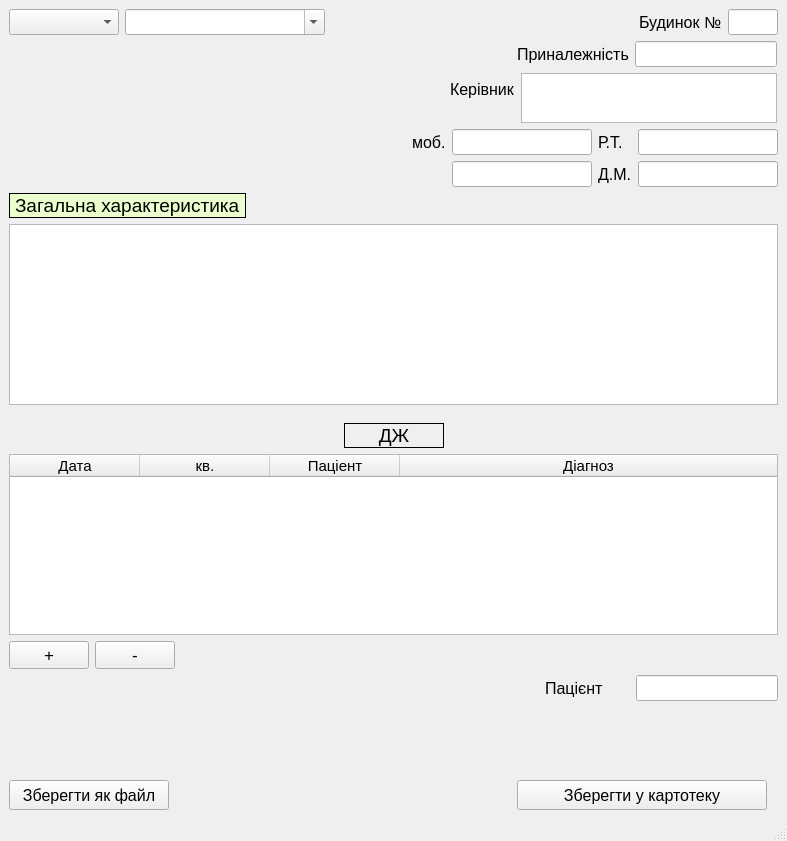
Qt form case_record.ui (LiquorProg/katalog) before a commit.
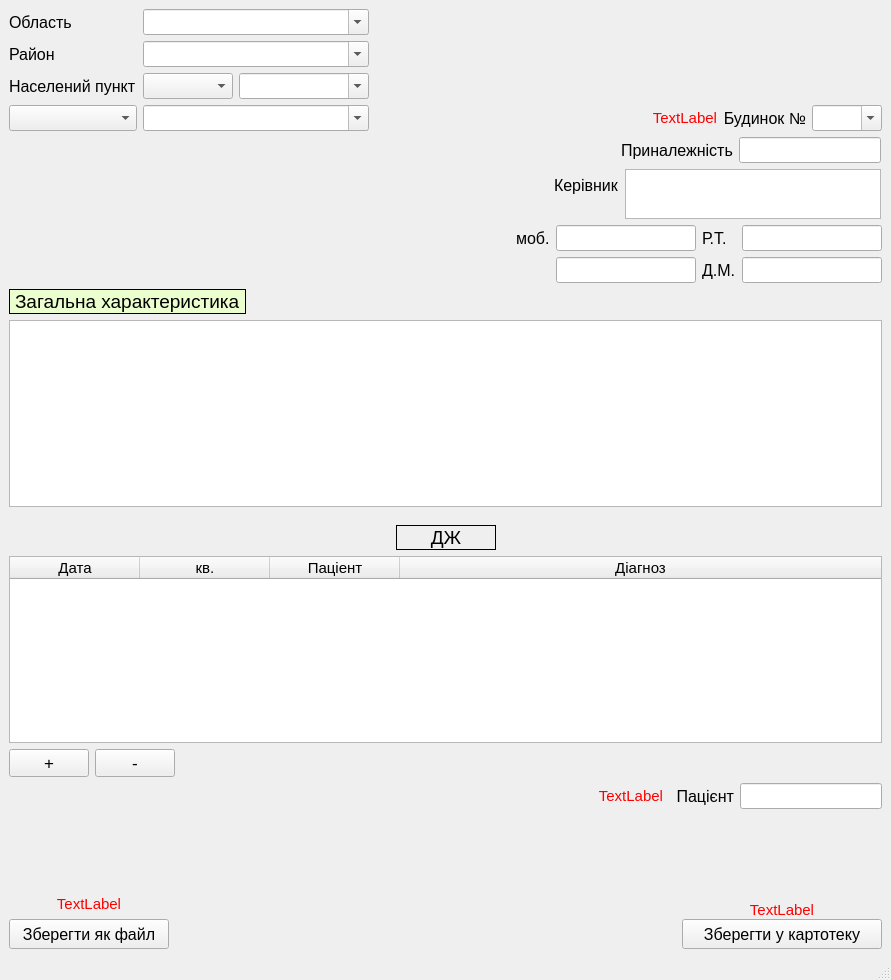
The same form after that commit.

```diff
--- a/case_record.ui
+++ b/case_record.ui
@@ -6,8 +6,8 @@
    <rect>
     <x>0</x>
     <y>0</y>
-    <width>787</width>
-    <height>841</height>
+    <width>891</width>
+    <height>980</height>
    </rect>
   </property>
   <property name="windowTitle">
@@ -16,14 +16,14 @@
   <widget class="QWidget" name="centralwidget">
    <layout class="QGridLayout" name="gridLayout_2">
     <item row="7" column="0">
-     <layout class="QFormLayout" name="formLayout_5">
-      <property name="horizontalSpacing">
-       <number>6</number>
-      </property>
+     <layout class="QGridLayout" name="gridLayout_9">
       <property name="topMargin">
        <number>9</number>
       </property>
-      <item row="1" column="0">
+      <property name="horizontalSpacing">
+       <number>6</number>
+      </property>
+      <item row="2" column="0">
        <widget class="QPushButton" name="save_to_fileButton">
         <property name="minimumSize">
          <size>
@@ -54,6 +54,37 @@
         </property>
        </spacer>
       </item>
+      <item row="1" column="0">
+       <widget class="QLabel" name="error_save_file">
+        <property name="font">
+         <font>
+          <pointsize>11</pointsize>
+         </font>
+        </property>
+        <property name="styleSheet">
+         <string notr="true">color: rgb(255, 0, 0);</string>
+        </property>
+        <property name="text">
+         <string>TextLabel</string>
+        </property>
+        <property name="alignment">
+         <set>Qt::AlignCenter</set>
+        </property>
+       </widget>
+      </item>
+      <item row="2" column="1">
+       <spacer name="horizontalSpacer_4">
+        <property name="orientation">
+         <enum>Qt::Horizontal</enum>
+        </property>
+        <property name="sizeHint" stdset="0">
+         <size>
+          <width>40</width>
+          <height>20</height>
+         </size>
+        </property>
+       </spacer>
+      </item>
      </layout>
     </item>
     <item row="1" column="1" colspan="2">
@@ -97,10 +128,7 @@
      </layout>
     </item>
     <item row="0" column="2">
-     <layout class="QHBoxLayout" name="horizontalLayout">
-      <property name="spacing">
-       <number>6</number>
-      </property>
+     <layout class="QGridLayout" name="gridLayout_5">
       <property name="leftMargin">
        <number>150</number>
       </property>
@@ -113,20 +141,20 @@
       <property name="bottomMargin">
        <number>0</number>
       </property>
-      <item>
-       <spacer name="horizontalSpacer_4">
+      <item row="0" column="1">
+       <spacer name="verticalSpacer_4">
         <property name="orientation">
-         <enum>Qt::Horizontal</enum>
+         <enum>Qt::Vertical</enum>
         </property>
         <property name="sizeHint" stdset="0">
          <size>
-          <width>40</width>
-          <height>20</height>
+          <width>20</width>
+          <height>40</height>
          </size>
         </property>
        </spacer>
       </item>
-      <item>
+      <item row="1" column="1">
        <widget class="QLabel" name="label_3">
         <property name="font">
          <font>
@@ -136,22 +164,28 @@
         <property name="text">
          <string>Будинок №</string>
         </property>
+        <property name="alignment">
+         <set>Qt::AlignRight|Qt::AlignTrailing|Qt::AlignVCenter</set>
+        </property>
         <property name="margin">
          <number>2</number>
         </property>
        </widget>
       </item>
-      <item>
-       <widget class="QLineEdit" name="house_number">
+      <item row="1" column="2">
+       <widget class="QComboBox" name="comboBox_house_number">
+        <property name="enabled">
+         <bool>true</bool>
+        </property>
         <property name="minimumSize">
          <size>
-          <width>1</width>
+          <width>0</width>
           <height>0</height>
          </size>
         </property>
         <property name="maximumSize">
          <size>
-          <width>50</width>
+          <width>70</width>
           <height>16777215</height>
          </size>
         </property>
@@ -159,15 +193,54 @@
          <font>
           <pointsize>11</pointsize>
          </font>
+        </property>
+        <property name="tabletTracking">
+         <bool>true</bool>
+        </property>
+        <property name="autoFillBackground">
+         <bool>false</bool>
+        </property>
+        <property name="editable">
+         <bool>true</bool>
+        </property>
+        <property name="sizeAdjustPolicy">
+         <enum>QComboBox::AdjustToContentsOnFirstShow</enum>
+        </property>
+       </widget>
+      </item>
+      <item row="1" column="0">
+       <widget class="QLabel" name="error_house_numb">
+        <property name="font">
+         <font>
+          <pointsize>11</pointsize>
+         </font>
+        </property>
+        <property name="styleSheet">
+         <string notr="true">color: rgb(255, 0, 0);</string>
+        </property>
+        <property name="text">
+         <string>TextLabel</string>
+        </property>
+        <property name="alignment">
+         <set>Qt::AlignRight|Qt::AlignTrailing|Qt::AlignVCenter</set>
         </property>
        </widget>
       </item>
      </layout>
     </item>
     <item row="7" column="2">
-     <layout class="QFormLayout" name="formLayout_6">
-      <property name="horizontalSpacing">
-       <number>28</number>
+     <layout class="QGridLayout" name="gridLayout_6">
+      <property name="sizeConstraint">
+       <enum>QLayout::SetDefaultConstraint</enum>
+      </property>
+      <property name="leftMargin">
+       <number>0</number>
+      </property>
+      <property name="rightMargin">
+       <number>0</number>
+      </property>
+      <property name="spacing">
+       <number>0</number>
       </property>
       <item row="0" column="1">
        <spacer name="verticalSpacer_2">
@@ -182,20 +255,38 @@
         </property>
        </spacer>
       </item>
-      <item row="1" column="0">
+      <item row="1" column="1">
+       <widget class="QLabel" name="error_save">
+        <property name="font">
+         <font>
+          <pointsize>11</pointsize>
+         </font>
+        </property>
+        <property name="styleSheet">
+         <string notr="true">color: rgb(255, 0, 0);</string>
+        </property>
+        <property name="text">
+         <string>TextLabel</string>
+        </property>
+        <property name="alignment">
+         <set>Qt::AlignCenter</set>
+        </property>
+       </widget>
+      </item>
+      <item row="2" column="0">
        <spacer name="horizontalSpacer_7">
         <property name="orientation">
          <enum>Qt::Horizontal</enum>
         </property>
         <property name="sizeHint" stdset="0">
          <size>
-          <width>40</width>
+          <width>150</width>
           <height>20</height>
          </size>
         </property>
        </spacer>
       </item>
-      <item row="1" column="1">
+      <item row="2" column="1">
        <widget class="QPushButton" name="saveButton">
         <property name="minimumSize">
          <size>
@@ -222,11 +313,29 @@
      </layout>
     </item>
     <item row="5" column="2">
-     <layout class="QHBoxLayout" name="horizontalLayout_2">
+     <layout class="QGridLayout" name="gridLayout_8">
       <property name="leftMargin">
        <number>96</number>
       </property>
-      <item>
+      <item row="0" column="0">
+       <widget class="QLabel" name="error_name_patient">
+        <property name="font">
+         <font>
+          <pointsize>11</pointsize>
+         </font>
+        </property>
+        <property name="styleSheet">
+         <string notr="true">color: rgb(255, 0, 0);</string>
+        </property>
+        <property name="text">
+         <string>TextLabel</string>
+        </property>
+        <property name="alignment">
+         <set>Qt::AlignRight|Qt::AlignTrailing|Qt::AlignVCenter</set>
+        </property>
+       </widget>
+      </item>
+      <item row="0" column="1">
        <widget class="QLabel" name="label_9">
         <property name="font">
          <font>
@@ -236,12 +345,15 @@
         <property name="text">
          <string>Пацієнт</string>
         </property>
+        <property name="alignment">
+         <set>Qt::AlignRight|Qt::AlignTrailing|Qt::AlignVCenter</set>
+        </property>
         <property name="margin">
          <number>2</number>
         </property>
        </widget>
       </item>
-      <item>
+      <item row="0" column="2">
        <widget class="QLineEdit" name="pat_name">
         <property name="sizePolicy">
          <sizepolicy hsizetype="Fixed" vsizetype="Fixed">
@@ -262,8 +374,23 @@
      </layout>
     </item>
     <item row="0" column="0">
-     <layout class="QFormLayout" name="formLayout_3">
-      <item row="0" column="0">
+     <layout class="QGridLayout" name="gridLayout_4">
+      <item row="2" column="0">
+       <widget class="QLabel" name="label_4_6">
+        <property name="font">
+         <font>
+          <pointsize>12</pointsize>
+         </font>
+        </property>
+        <property name="text">
+         <string>Населений пункт</string>
+        </property>
+        <property name="margin">
+         <number>2</number>
+        </property>
+       </widget>
+      </item>
+      <item row="3" column="0">
        <widget class="QComboBox" name="comboBox_streets">
         <property name="minimumSize">
          <size>
@@ -278,7 +405,7 @@
         </property>
        </widget>
       </item>
-      <item row="0" column="1">
+      <item row="3" column="1">
        <widget class="QComboBox" name="comboBox_streets_name">
         <property name="enabled">
          <bool>true</bool>
@@ -308,6 +435,148 @@
         </property>
        </widget>
       </item>
+      <item row="2" column="1">
+       <layout class="QFormLayout" name="formLayout_3">
+        <item row="0" column="0">
+         <widget class="QComboBox" name="comboBox_locality_type">
+          <property name="enabled">
+           <bool>true</bool>
+          </property>
+          <property name="minimumSize">
+           <size>
+            <width>90</width>
+            <height>0</height>
+           </size>
+          </property>
+          <property name="font">
+           <font>
+            <pointsize>11</pointsize>
+           </font>
+          </property>
+          <property name="tabletTracking">
+           <bool>true</bool>
+          </property>
+          <property name="autoFillBackground">
+           <bool>false</bool>
+          </property>
+          <property name="editable">
+           <bool>false</bool>
+          </property>
+          <property name="sizeAdjustPolicy">
+           <enum>QComboBox::AdjustToContentsOnFirstShow</enum>
+          </property>
+         </widget>
+        </item>
+        <item row="0" column="1">
+         <widget class="QComboBox" name="comboBox_locality_name">
+          <property name="enabled">
+           <bool>true</bool>
+          </property>
+          <property name="minimumSize">
+           <size>
+            <width>130</width>
+            <height>0</height>
+           </size>
+          </property>
+          <property name="font">
+           <font>
+            <pointsize>11</pointsize>
+           </font>
+          </property>
+          <property name="tabletTracking">
+           <bool>true</bool>
+          </property>
+          <property name="autoFillBackground">
+           <bool>false</bool>
+          </property>
+          <property name="editable">
+           <bool>true</bool>
+          </property>
+          <property name="sizeAdjustPolicy">
+           <enum>QComboBox::AdjustToContentsOnFirstShow</enum>
+          </property>
+         </widget>
+        </item>
+       </layout>
+      </item>
+      <item row="1" column="0">
+       <widget class="QLabel" name="label_4_4">
+        <property name="font">
+         <font>
+          <pointsize>12</pointsize>
+         </font>
+        </property>
+        <property name="text">
+         <string>Район</string>
+        </property>
+        <property name="margin">
+         <number>2</number>
+        </property>
+       </widget>
+      </item>
+      <item row="0" column="0">
+       <widget class="QLabel" name="label_4_5">
+        <property name="font">
+         <font>
+          <pointsize>12</pointsize>
+         </font>
+        </property>
+        <property name="text">
+         <string>Область</string>
+        </property>
+        <property name="margin">
+         <number>2</number>
+        </property>
+       </widget>
+      </item>
+      <item row="1" column="1">
+       <widget class="QComboBox" name="comboBox_district_name">
+        <property name="enabled">
+         <bool>true</bool>
+        </property>
+        <property name="font">
+         <font>
+          <pointsize>11</pointsize>
+         </font>
+        </property>
+        <property name="tabletTracking">
+         <bool>true</bool>
+        </property>
+        <property name="autoFillBackground">
+         <bool>false</bool>
+        </property>
+        <property name="editable">
+         <bool>true</bool>
+        </property>
+        <property name="sizeAdjustPolicy">
+         <enum>QComboBox::AdjustToContentsOnFirstShow</enum>
+        </property>
+       </widget>
+      </item>
+      <item row="0" column="1">
+       <widget class="QComboBox" name="comboBox_region_name">
+        <property name="enabled">
+         <bool>true</bool>
+        </property>
+        <property name="font">
+         <font>
+          <pointsize>11</pointsize>
+         </font>
+        </property>
+        <property name="tabletTracking">
+         <bool>true</bool>
+        </property>
+        <property name="autoFillBackground">
+         <bool>false</bool>
+        </property>
+        <property name="editable">
+         <bool>true</bool>
+        </property>
+        <property name="sizeAdjustPolicy">
+         <enum>QComboBox::AdjustToContentsOnFirstShow</enum>
+        </property>
+       </widget>
+      </item>
      </layout>
     </item>
     <item row="2" column="1" colspan="2">
```
Left out of the diff: 2 changed lines with no effect on the pictures.
